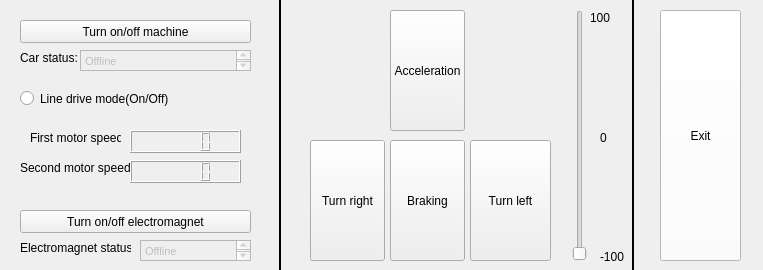
This is interface/widget.ui in PeschanskyVlad/Ahnenerbe as Qt 5 draws it before an edit. The edited form follows.
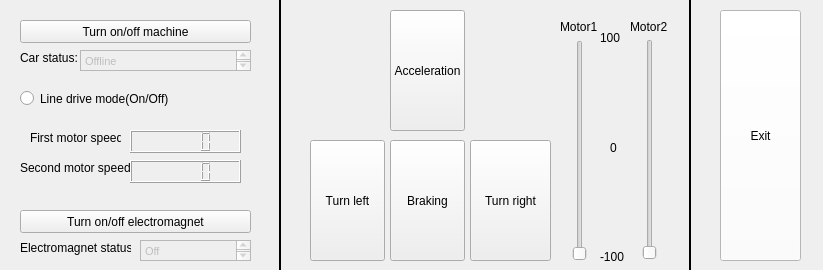
This is the edited form.

```diff
--- a/interface/widget.ui
+++ b/interface/widget.ui
@@ -6,7 +6,7 @@
    <rect>
     <x>0</x>
     <y>0</y>
-    <width>763</width>
+    <width>823</width>
     <height>270</height>
    </rect>
   </property>
@@ -71,7 +71,7 @@
     <cursorShape>PointingHandCursor</cursorShape>
    </property>
    <property name="text">
-    <string>Turn left</string>
+    <string>Turn right</string>
    </property>
   </widget>
   <widget class="QPushButton" name="pushButton_4">
@@ -87,7 +87,7 @@
     <cursorShape>PointingHandCursor</cursorShape>
    </property>
    <property name="text">
-    <string>Turn right</string>
+    <string>Turn left</string>
    </property>
   </widget>
   <widget class="QLabel" name="label_2">
@@ -182,7 +182,7 @@
 &lt;html&gt;&lt;head&gt;&lt;meta name=&quot;qrichtext&quot; content=&quot;1&quot; /&gt;&lt;style type=&quot;text/css&quot;&gt;
 p, li { white-space: pre-wrap; }
 &lt;/style&gt;&lt;/head&gt;&lt;body style=&quot; font-family:'MS Shell Dlg 2'; font-size:8.25pt; font-weight:400; font-style:normal;&quot;&gt;
-&lt;p style=&quot; margin-top:0px; margin-bottom:0px; margin-left:0px; margin-right:0px; -qt-block-indent:0; text-indent:0px;&quot;&gt;&lt;span style=&quot; font-size:8pt;&quot;&gt;Offline&lt;/span&gt;&lt;/p&gt;&lt;/body&gt;&lt;/html&gt;</string>
+&lt;p style=&quot; margin-top:0px; margin-bottom:0px; margin-left:0px; margin-right:0px; -qt-block-indent:0; text-indent:0px;&quot;&gt;&lt;span style=&quot; font-size:8pt;&quot;&gt;Off&lt;/span&gt;&lt;/p&gt;&lt;/body&gt;&lt;/html&gt;</string>
    </property>
   </widget>
   <widget class="QPushButton" name="pushButton_6">
@@ -205,9 +205,9 @@
    <property name="geometry">
     <rect>
      <x>570</x>
-     <y>10</y>
+     <y>40</y>
      <width>20</width>
-     <height>251</height>
+     <height>221</height>
     </rect>
    </property>
    <property name="orientation">
@@ -217,8 +217,8 @@
   <widget class="QLabel" name="label_6">
    <property name="geometry">
     <rect>
-     <x>600</x>
-     <y>130</y>
+     <x>610</x>
+     <y>140</y>
      <width>16</width>
      <height>16</height>
     </rect>
@@ -243,8 +243,8 @@
   <widget class="QLabel" name="label_8">
    <property name="geometry">
     <rect>
-     <x>590</x>
-     <y>10</y>
+     <x>600</x>
+     <y>30</y>
      <width>31</width>
      <height>16</height>
     </rect>
@@ -704,7 +704,7 @@
   <widget class="Line" name="line_2">
    <property name="geometry">
     <rect>
-     <x>623</x>
+     <x>680</x>
      <y>-10</y>
      <width>20</width>
      <height>291</height>
@@ -1132,7 +1132,7 @@
   <widget class="QPushButton" name="pushButton_7">
    <property name="geometry">
     <rect>
-     <x>660</x>
+     <x>720</x>
      <y>10</y>
      <width>81</width>
      <height>251</height>
@@ -1586,6 +1586,45 @@
     <string>Line drive mode(On/Off)</string>
    </property>
   </widget>
+  <widget class="QSlider" name="verticalSlider_2">
+   <property name="geometry">
+    <rect>
+     <x>640</x>
+     <y>39</y>
+     <width>20</width>
+     <height>221</height>
+    </rect>
+   </property>
+   <property name="orientation">
+    <enum>Qt::Vertical</enum>
+   </property>
+  </widget>
+  <widget class="QLabel" name="label_4">
+   <property name="geometry">
+    <rect>
+     <x>560</x>
+     <y>20</y>
+     <width>46</width>
+     <height>13</height>
+    </rect>
+   </property>
+   <property name="text">
+    <string>Motor1</string>
+   </property>
+  </widget>
+  <widget class="QLabel" name="label_9">
+   <property name="geometry">
+    <rect>
+     <x>630</x>
+     <y>20</y>
+     <width>46</width>
+     <height>13</height>
+    </rect>
+   </property>
+   <property name="text">
+    <string>Motor2</string>
+   </property>
+  </widget>
  </widget>
  <layoutdefault spacing="6" margin="11"/>
  <resources/>
```
